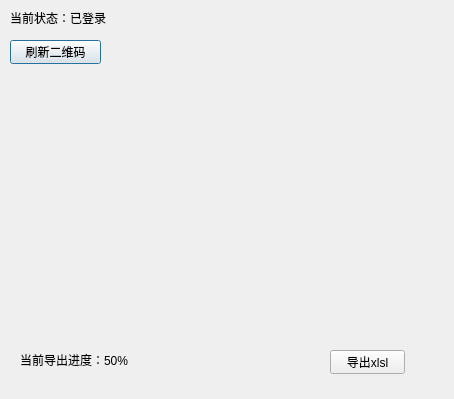
Old version of the form TestDesigner.ui in the repository vaca22/pyqt_listview.
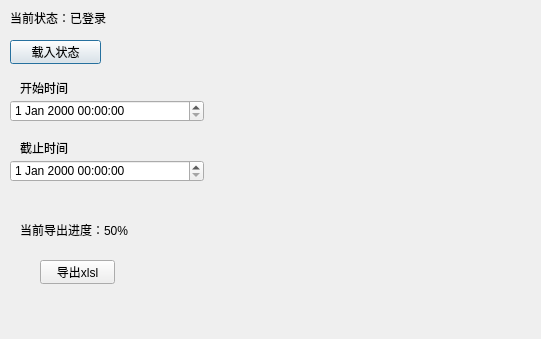
New version of the form.

Commit message: sadfasdffghfghsdfgdfgkj,lsdfgdfgsecsdfsdfgdfggfasdfdfdghfdfhasd

The edit to the form file:
```diff
--- a/TestDesigner.ui
+++ b/TestDesigner.ui
@@ -6,8 +6,8 @@
    <rect>
     <x>0</x>
     <y>0</y>
-    <width>454</width>
-    <height>399</height>
+    <width>541</width>
+    <height>339</height>
    </rect>
   </property>
   <property name="windowTitle">
@@ -16,8 +16,8 @@
   <widget class="QLabel" name="label_qr">
    <property name="geometry">
     <rect>
-     <x>140</x>
-     <y>50</y>
+     <x>250</x>
+     <y>40</y>
      <width>241</width>
      <height>261</height>
     </rect>
@@ -49,14 +49,14 @@
     </rect>
    </property>
    <property name="text">
-    <string>刷新二维码</string>
+    <string>载入状态</string>
    </property>
   </widget>
   <widget class="QPushButton" name="exportButton">
    <property name="geometry">
     <rect>
-     <x>330</x>
-     <y>350</y>
+     <x>40</x>
+     <y>260</y>
      <width>75</width>
      <height>24</height>
     </rect>
@@ -69,7 +69,7 @@
    <property name="geometry">
     <rect>
      <x>20</x>
-     <y>350</y>
+     <y>220</y>
      <width>151</width>
      <height>20</height>
     </rect>
@@ -78,6 +78,52 @@
     <string>当前导出进度：50%</string>
    </property>
   </widget>
+  <widget class="QDateTimeEdit" name="beginTimeView">
+   <property name="geometry">
+    <rect>
+     <x>10</x>
+     <y>100</y>
+     <width>194</width>
+     <height>22</height>
+    </rect>
+   </property>
+  </widget>
+  <widget class="QDateTimeEdit" name="endTimeView">
+   <property name="geometry">
+    <rect>
+     <x>10</x>
+     <y>160</y>
+     <width>194</width>
+     <height>22</height>
+    </rect>
+   </property>
+  </widget>
+  <widget class="QLabel" name="label">
+   <property name="geometry">
+    <rect>
+     <x>20</x>
+     <y>80</y>
+     <width>54</width>
+     <height>16</height>
+    </rect>
+   </property>
+   <property name="text">
+    <string>开始时间</string>
+   </property>
+  </widget>
+  <widget class="QLabel" name="label_2">
+   <property name="geometry">
+    <rect>
+     <x>20</x>
+     <y>140</y>
+     <width>54</width>
+     <height>16</height>
+    </rect>
+   </property>
+   <property name="text">
+    <string>截止时间</string>
+   </property>
+  </widget>
  </widget>
  <resources/>
  <connections/>
```
The commit also changes 1 other file.
